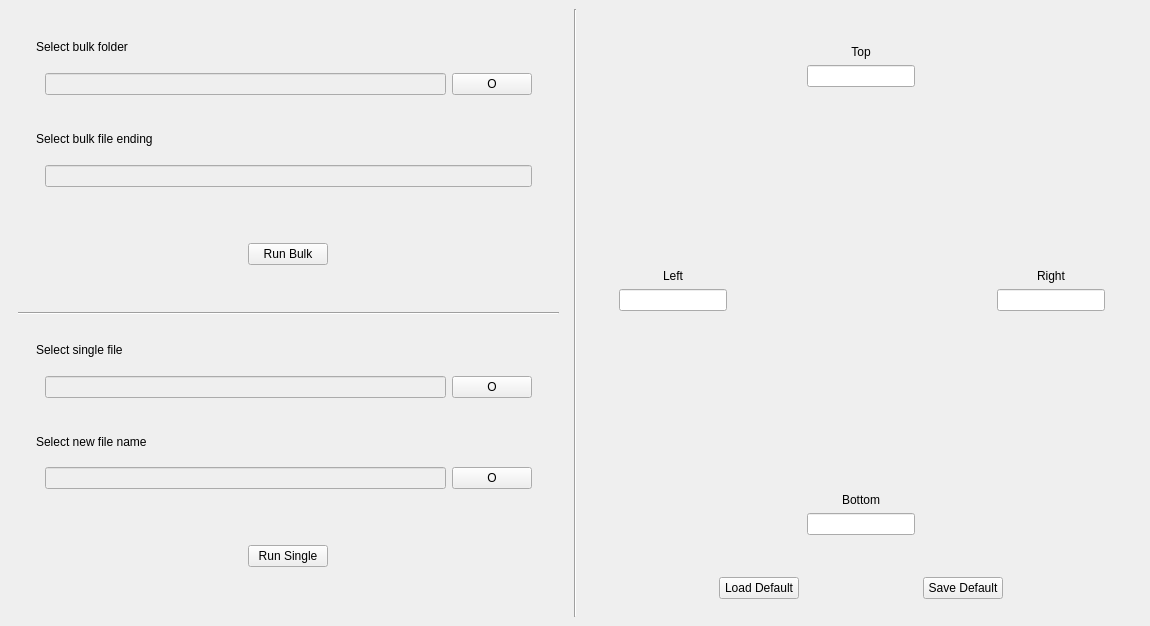
First picture: the form in ui_files/main_window.ui, repository maromei/addnotespace, before the edit.
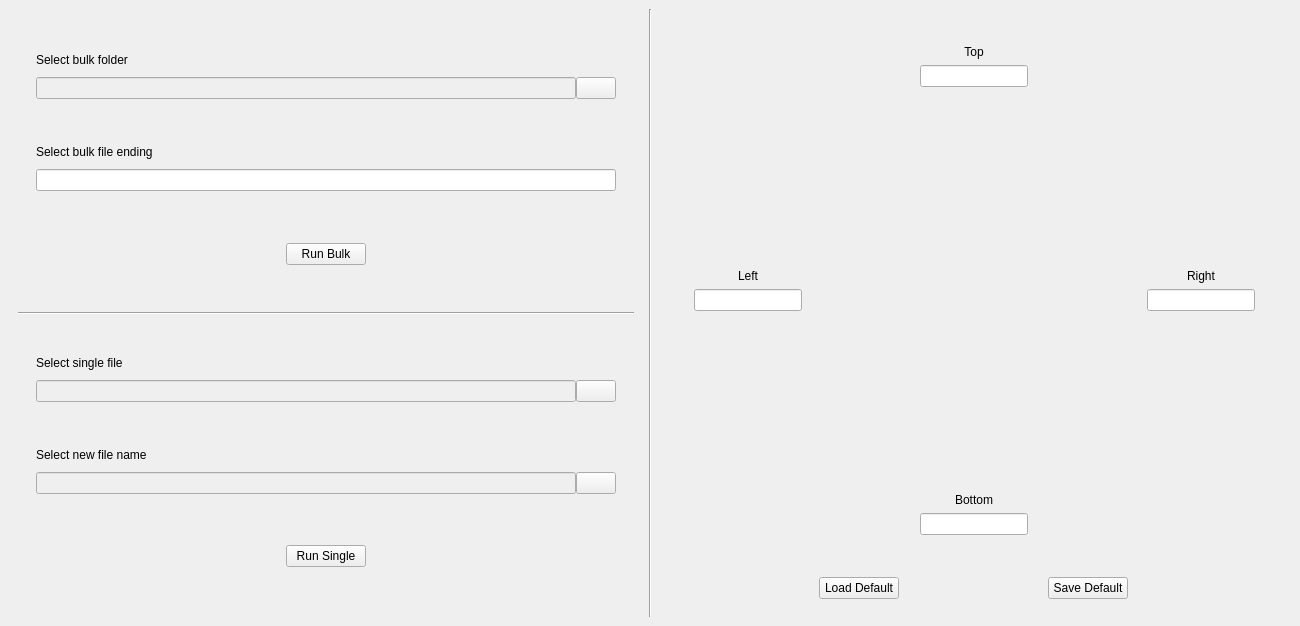
Second picture: the form after the edit.

Patch:
```diff
--- a/ui_files/main_window.ui
+++ b/ui_files/main_window.ui
@@ -6,7 +6,7 @@
    <rect>
     <x>0</x>
     <y>0</y>
-    <width>1150</width>
+    <width>1300</width>
     <height>626</height>
    </rect>
   </property>
@@ -36,7 +36,7 @@
                 <string>Select bulk folder</string>
                </property>
                <property name="alignment">
-                <set>Qt::AlignLeading|Qt::AlignLeft|Qt::AlignVCenter</set>
+                <set>Qt::AlignBottom|Qt::AlignLeading|Qt::AlignLeft</set>
                </property>
                <property name="wordWrap">
                 <bool>false</bool>
@@ -46,6 +46,21 @@
              <item>
               <widget class="QWidget" name="bulk_folder_line_container" native="true">
                <layout class="QHBoxLayout" name="horizontalLayout_2">
+                <property name="spacing">
+                 <number>0</number>
+                </property>
+                <property name="leftMargin">
+                 <number>0</number>
+                </property>
+                <property name="topMargin">
+                 <number>0</number>
+                </property>
+                <property name="rightMargin">
+                 <number>0</number>
+                </property>
+                <property name="bottomMargin">
+                 <number>0</number>
+                </property>
                 <item>
                  <widget class="QLineEdit" name="bulk_folder_line_edit">
                   <property name="enabled">
@@ -62,13 +77,13 @@
                 <item>
                  <widget class="QPushButton" name="bulk_folder_button">
                   <property name="sizePolicy">
-                   <sizepolicy hsizetype="Maximum" vsizetype="Preferred">
+                   <sizepolicy hsizetype="Fixed" vsizetype="Fixed">
                     <horstretch>0</horstretch>
                     <verstretch>0</verstretch>
                    </sizepolicy>
                   </property>
                   <property name="text">
-                   <string>O</string>
+                   <string/>
                   </property>
                  </widget>
                 </item>
@@ -93,7 +108,7 @@
                 <string>Select bulk file ending</string>
                </property>
                <property name="alignment">
-                <set>Qt::AlignLeading|Qt::AlignLeft|Qt::AlignVCenter</set>
+                <set>Qt::AlignBottom|Qt::AlignLeading|Qt::AlignLeft</set>
                </property>
                <property name="wordWrap">
                 <bool>false</bool>
@@ -103,10 +118,25 @@
              <item>
               <widget class="QWidget" name="bulk_ending_line_container" native="true">
                <layout class="QHBoxLayout" name="horizontalLayout_6">
+                <property name="spacing">
+                 <number>0</number>
+                </property>
+                <property name="leftMargin">
+                 <number>0</number>
+                </property>
+                <property name="topMargin">
+                 <number>0</number>
+                </property>
+                <property name="rightMargin">
+                 <number>0</number>
+                </property>
+                <property name="bottomMargin">
+                 <number>0</number>
+                </property>
                 <item>
                  <widget class="QLineEdit" name="bulk_ending_line_edit">
                   <property name="enabled">
-                   <bool>false</bool>
+                   <bool>true</bool>
                   </property>
                   <property name="sizePolicy">
                    <sizepolicy hsizetype="Preferred" vsizetype="Fixed">
@@ -169,7 +199,7 @@
                 <string>Select single file</string>
                </property>
                <property name="alignment">
-                <set>Qt::AlignLeading|Qt::AlignLeft|Qt::AlignVCenter</set>
+                <set>Qt::AlignBottom|Qt::AlignLeading|Qt::AlignLeft</set>
                </property>
                <property name="wordWrap">
                 <bool>false</bool>
@@ -179,6 +209,21 @@
              <item>
               <widget class="QWidget" name="single_folder_line_container" native="true">
                <layout class="QHBoxLayout" name="horizontalLayout_7">
+                <property name="spacing">
+                 <number>0</number>
+                </property>
+                <property name="leftMargin">
+                 <number>0</number>
+                </property>
+                <property name="topMargin">
+                 <number>0</number>
+                </property>
+                <property name="rightMargin">
+                 <number>0</number>
+                </property>
+                <property name="bottomMargin">
+                 <number>0</number>
+                </property>
                 <item>
                  <widget class="QLineEdit" name="single_folder_line_edit">
                   <property name="enabled">
@@ -195,13 +240,13 @@
                 <item>
                  <widget class="QPushButton" name="single_folder_button">
                   <property name="sizePolicy">
-                   <sizepolicy hsizetype="Maximum" vsizetype="Fixed">
+                   <sizepolicy hsizetype="Fixed" vsizetype="Fixed">
                     <horstretch>0</horstretch>
                     <verstretch>0</verstretch>
                    </sizepolicy>
                   </property>
                   <property name="text">
-                   <string>O</string>
+                   <string/>
                   </property>
                  </widget>
                 </item>
@@ -226,7 +271,7 @@
                 <string>Select new file name</string>
                </property>
                <property name="alignment">
-                <set>Qt::AlignLeading|Qt::AlignLeft|Qt::AlignVCenter</set>
+                <set>Qt::AlignBottom|Qt::AlignLeading|Qt::AlignLeft</set>
                </property>
                <property name="wordWrap">
                 <bool>false</bool>
@@ -236,6 +281,21 @@
              <item>
               <widget class="QWidget" name="single_new_name_line_container" native="true">
                <layout class="QHBoxLayout" name="horizontalLayout_8">
+                <property name="spacing">
+                 <number>0</number>
+                </property>
+                <property name="leftMargin">
+                 <number>0</number>
+                </property>
+                <property name="topMargin">
+                 <number>0</number>
+                </property>
+                <property name="rightMargin">
+                 <number>0</number>
+                </property>
+                <property name="bottomMargin">
+                 <number>0</number>
+                </property>
                 <item>
                  <widget class="QLineEdit" name="single_new_name_line_edit">
                   <property name="enabled">
@@ -252,13 +312,13 @@
                 <item>
                  <widget class="QPushButton" name="single_new_name_button">
                   <property name="sizePolicy">
-                   <sizepolicy hsizetype="Maximum" vsizetype="Fixed">
+                   <sizepolicy hsizetype="Fixed" vsizetype="Fixed">
                     <horstretch>0</horstretch>
                     <verstretch>0</verstretch>
                    </sizepolicy>
                   </property>
                   <property name="text">
-                   <string>O</string>
+                   <string/>
                   </property>
                  </widget>
                 </item>
@@ -340,7 +400,7 @@
                    <string>Top</string>
                   </property>
                   <property name="alignment">
-                   <set>Qt::AlignCenter</set>
+                   <set>Qt::AlignBottom|Qt::AlignHCenter</set>
                   </property>
                  </widget>
                 </item>
@@ -403,7 +463,7 @@
                    <string>Left</string>
                   </property>
                   <property name="alignment">
-                   <set>Qt::AlignCenter</set>
+                   <set>Qt::AlignBottom|Qt::AlignHCenter</set>
                   </property>
                  </widget>
                 </item>
@@ -415,6 +475,12 @@
                     <verstretch>0</verstretch>
                    </sizepolicy>
                   </property>
+                  <property name="maximumSize">
+                   <size>
+                    <width>16777215</width>
+                    <height>16777215</height>
+                   </size>
+                  </property>
                   <property name="layoutDirection">
                    <enum>Qt::LeftToRight</enum>
                   </property>
@@ -460,7 +526,7 @@
                    <string>Right</string>
                   </property>
                   <property name="alignment">
-                   <set>Qt::AlignCenter</set>
+                   <set>Qt::AlignBottom|Qt::AlignHCenter</set>
                   </property>
                  </widget>
                 </item>
@@ -529,7 +595,7 @@
                    <string>Bottom</string>
                   </property>
                   <property name="alignment">
-                   <set>Qt::AlignCenter</set>
+                   <set>Qt::AlignBottom|Qt::AlignHCenter</set>
                   </property>
                  </widget>
                 </item>
```
Left out of the diff: 6 changed lines with no effect on the pictures.
